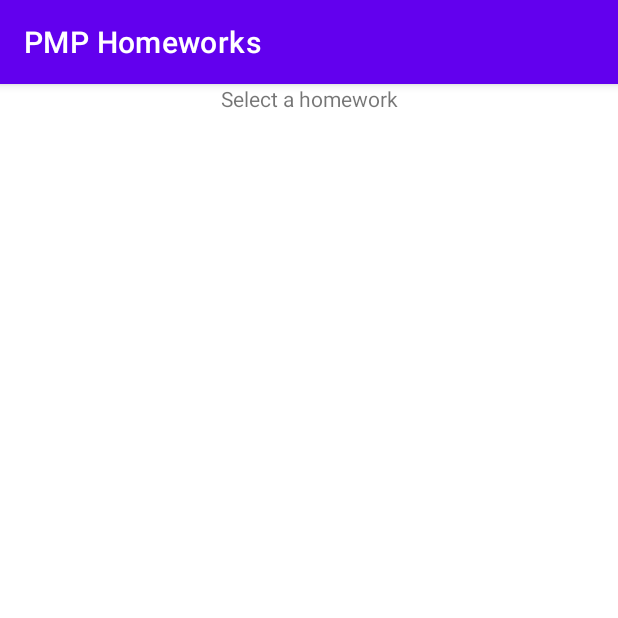
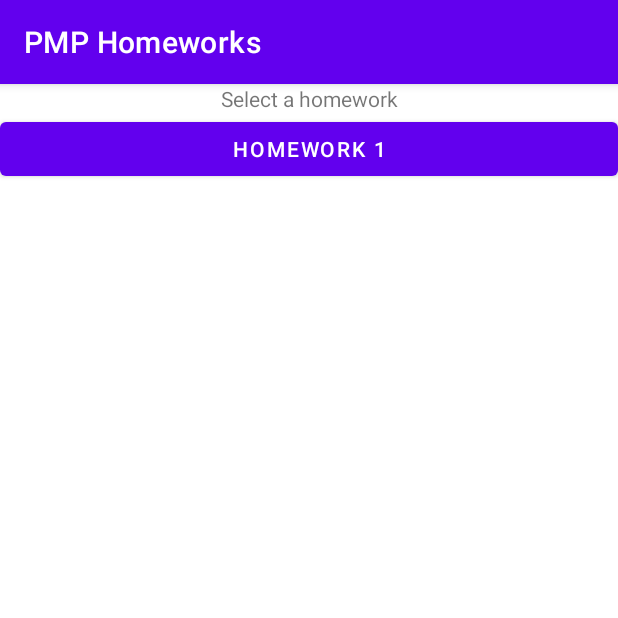
Before and after one commit to matevskial/pmp-homeworks, an Android app: the screen it shows after launch (MainActivity), on a phone screen of 412 x 824 dp, the top half of it. Run offline under Robolectric (Android 15) with nearby library versions, the phone set to English and light mode, and no system bars.

Commit message:
[hm1] Set up button for Homework1 activity

```diff
--- a/app/src/main/java/com/matevskial/pmphomeworks/MainActivity.kt
+++ b/app/src/main/java/com/matevskial/pmphomeworks/MainActivity.kt
@@ -1,11 +1,27 @@
 package com.matevskial.pmphomeworks
 
+import android.content.Intent
 import androidx.appcompat.app.AppCompatActivity
 import android.os.Bundle
+import android.widget.LinearLayout
+import androidx.core.view.children
 
 class MainActivity : AppCompatActivity() {
+    private lateinit var homeworkButtons: LinearLayout
+
     override fun onCreate(savedInstanceState: Bundle?) {
         super.onCreate(savedInstanceState)
         setContentView(R.layout.activity_main)
+        homeworkButtons = findViewById(R.id.homeworkButtons)
+        setHomeworkButtonsClickHandlers()
+    }
+
+    private fun setHomeworkButtonsClickHandlers() {
+        for((index, c) in homeworkButtons.children.withIndex()) {
+            c.setOnClickListener {
+                val intent = Intent(this, Class.forName("com.matevskial.pmphomeworks.Homework" + (index + 1)))
+                startActivity(intent)
+            }
+        }
     }
 }
--- a/app/src/main/res/layout/activity_main.xml
+++ b/app/src/main/res/layout/activity_main.xml
@@ -1,6 +1,5 @@
 <?xml version="1.0" encoding="utf-8"?>
 <LinearLayout xmlns:android="http://schemas.android.com/apk/res/android"
-    xmlns:app="http://schemas.android.com/apk/res-auto"
     xmlns:tools="http://schemas.android.com/tools"
     android:layout_width="match_parent"
     android:layout_height="match_parent"
@@ -14,5 +13,23 @@
         android:text="@string/mainActivityTextView"
         android:textAlignment="center" />
 
+    <ScrollView
+        android:layout_width="match_parent"
+        android:layout_height="match_parent">
+
+        <LinearLayout
+            android:id="@+id/homeworkButtons"
+            android:layout_width="match_parent"
+            android:layout_height="wrap_content"
+            android:orientation="vertical" >
+
+            <Button
+                android:id="@+id/homeworkOneButton"
+                android:layout_width="match_parent"
+                android:layout_height="wrap_content"
+                android:text="@string/homeworkOneButton" />
+        </LinearLayout>
+    </ScrollView>
+
 
 </LinearLayout>
--- a/app/src/main/res/values/strings.xml
+++ b/app/src/main/res/values/strings.xml
@@ -1,4 +1,6 @@
 <resources>
     <string name="app_name">PMP Homeworks</string>
     <string name="mainActivityTextView">Select a homework</string>
+    <string name="homeworkOneButton">Homework 1</string>
+    <string name="todoTextView">To do</string>
 </resources>
```
